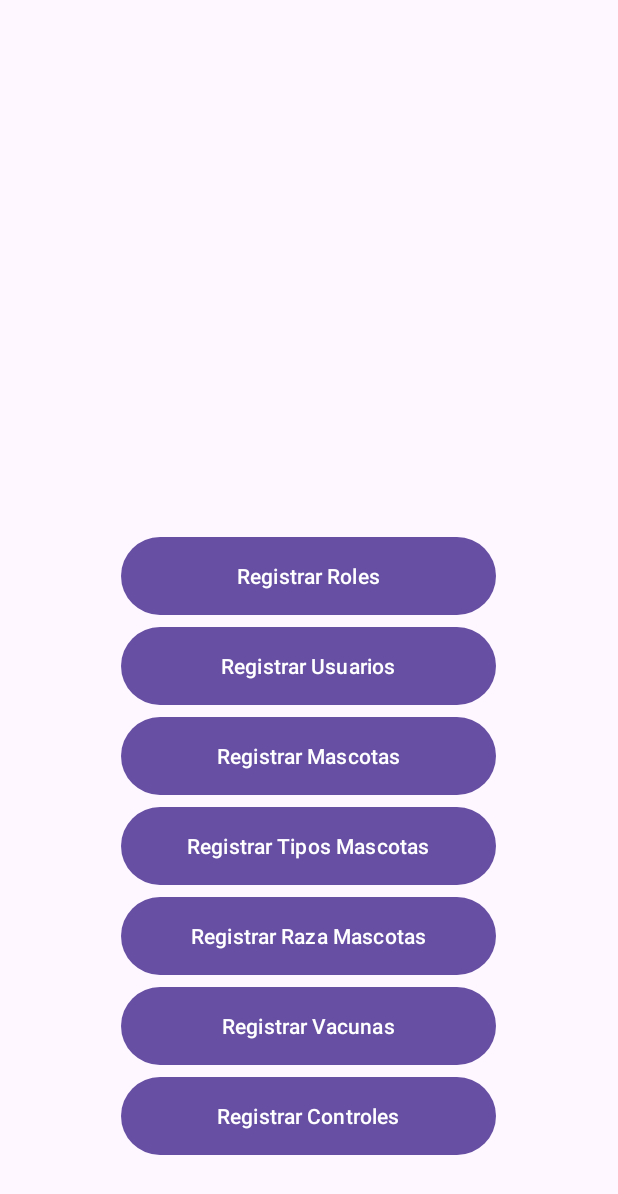
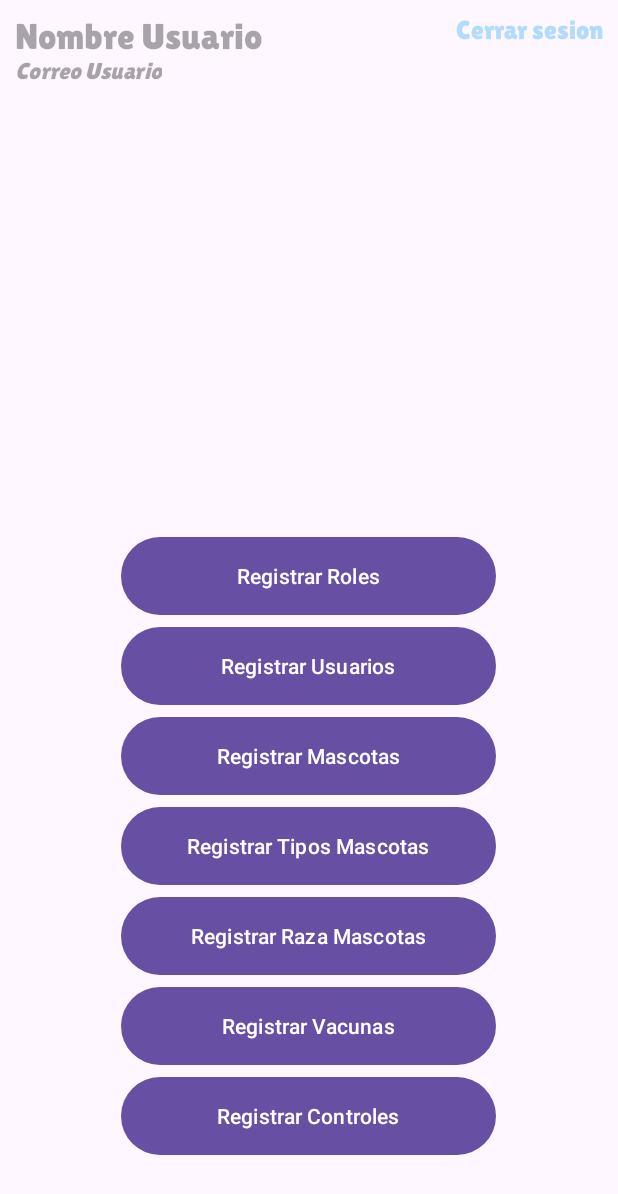
Before and after one commit to dillonduncan/proyecto_veterinaria, an Android app: the Registros_Principal_Activity screen opened directly, with no data from a screen before it, on a phone screen of 412 x 824 dp. Shown: the top 1194 px of the screen. Run offline under Robolectric (Android 15) with nearby library versions, the phone set to English and light mode, and no system bars; 3 statements that could not run were skipped.

Commit message:
Mostrar datos del usuario y cerrar sesion

```diff
--- a/app/src/main/java/com/example/veterinaria/Registros_Principal_Activity.kt
+++ b/app/src/main/java/com/example/veterinaria/Registros_Principal_Activity.kt
@@ -10,7 +10,7 @@ class Registros_Principal_Activity : AppCompatActivity() {
     lateinit var binding: ActivityRegistrosPrincipalBinding
     override fun onCreate(savedInstanceState: Bundle?) {
         super.onCreate(savedInstanceState)
-        binding= ActivityRegistrosPrincipalBinding.inflate(layoutInflater)
+        binding = ActivityRegistrosPrincipalBinding.inflate(layoutInflater)
         setContentView(binding.root)
         RegistroMascota()
         RegistroRaza()
@@ -19,6 +19,15 @@ class Registros_Principal_Activity : AppCompatActivity() {
         RegistroRoles()
         RegistroUsuario()
         RegistrarControles()
+        LlenarDatosUser()
+        CerrarSesion()
+    }
+    fun LlenarDatosUser(){
+        binding.txtNombreUsuario.text=login_Activity.usuario.nombre
+        binding.txtCorreoUsuario.text=login_Activity.usuario.correo
+    }
+    fun CerrarSesion(){
+        binding.txtCerrarSesion.setOnClickListener { startActivity(Intent(this@Registros_Principal_Activity,login_Activity::class.java)) }
     }
     fun RegistrarControles()=binding.btnControlVacunas.setOnClickListener { startActivity(Intent(this@Registros_Principal_Activity,Registrar_Control_Vacunas_Activity::class.java)) }
     fun RegistroRoles()=binding.btnRegistrarRoles.setOnClickListener { startActivity(Intent(this@Registros_Principal_Activity,Registrar_Roles_Activity::class.java)) }
--- a/app/src/main/res/layout/activity_registros_principal.xml
+++ b/app/src/main/res/layout/activity_registros_principal.xml
@@ -5,6 +5,43 @@
     android:layout_width="match_parent"
     android:layout_height="match_parent"
     tools:context=".Registros_Principal_Activity">
+
+    <TextView
+        android:id="@+id/txtNombreUsuario"
+        android:layout_width="wrap_content"
+        android:layout_height="wrap_content"
+        android:fontFamily="@font/lilita"
+        android:hint="Nombre Usuario"
+        android:textSize="24dp"
+        android:layout_marginTop="10dp"
+        android:layout_marginLeft="10dp"
+        app:layout_constraintTop_toTopOf="parent"
+        app:layout_constraintLeft_toLeftOf="parent"/>
+
+    <TextView
+        android:id="@+id/txtCorreoUsuario"
+        android:layout_width="wrap_content"
+        android:layout_height="wrap_content"
+        android:fontFamily="@font/lilita"
+        android:hint="Correo Usuario"
+        android:textSize="15dp"
+        android:textStyle="italic"
+        app:layout_constraintLeft_toLeftOf="parent"
+        app:layout_constraintStart_toStartOf="@+id/txtNombreUsuario"
+        app:layout_constraintTop_toBottomOf="@+id/txtNombreUsuario"
+        tools:ignore="TextSizeCheck" />
+    <TextView
+        android:layout_width="wrap_content"
+        android:layout_height="wrap_content"
+        android:id="@+id/txtCerrarSesion"
+        android:text="Cerrar sesion"
+        android:fontFamily="@font/lilita"
+        android:textColor="#B3DBFE"
+        app:layout_constraintTop_toTopOf="parent"
+        app:layout_constraintEnd_toEndOf="parent"
+        android:layout_marginEnd="10dp"
+        android:layout_marginTop="10dp"
+        android:textSize="17dp"/>
 
     <LinearLayout
         android:layout_width="match_parent"
```
